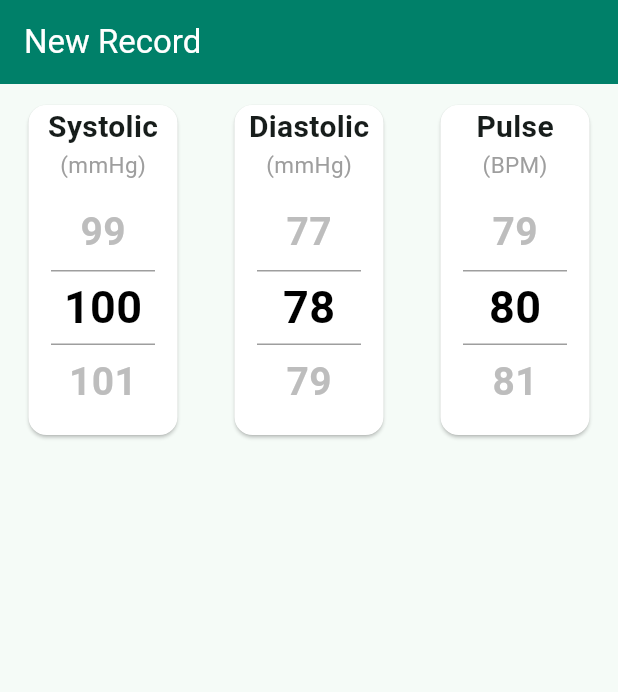
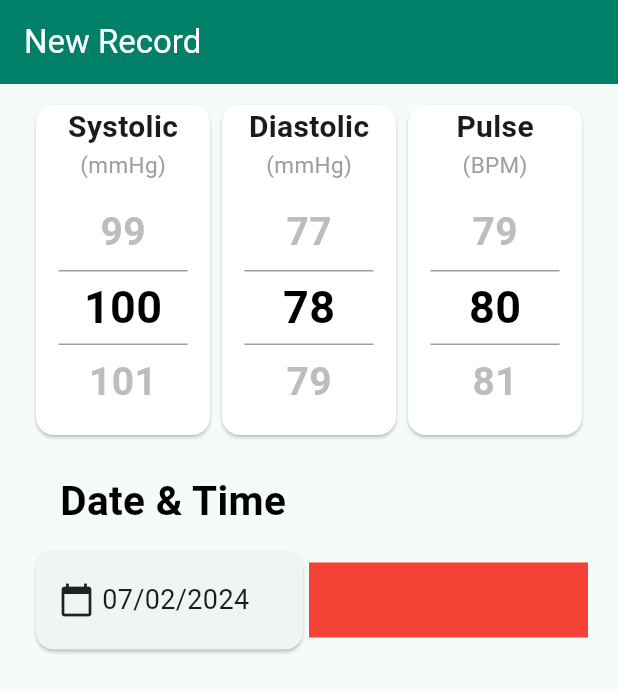
Before and after one commit to tortamque/Bloodque, a Flutter app: the screen it shows after launch, on a phone screen of 412 x 824 dp. Shown: the top 692 px of the screen. Run offline on Flutter 3.47's test engine with Material 3 defaults, Android fonts, the phone set to English and light mode, and no system bars; drawn by our look-alikes of numberpicker.

Commit message:
Create datepicker

```diff
--- a/lib/features/indicators_record/presentation/pages/indicators_record_page.dart
+++ b/lib/features/indicators_record/presentation/pages/indicators_record_page.dart
@@ -1,4 +1,5 @@
 import 'package:bloodque/core/shared/presentation/widgets/custom_app_bar.dart';
+import 'package:bloodque/features/indicators_record/presentation/widgets/date_picker/custom_date_picker.dart';
 import 'package:bloodque/features/indicators_record/presentation/widgets/record_picker/record_picker.dart';
 import 'package:flutter/material.dart';
 
@@ -8,10 +9,26 @@ class IndicatorsRecordPage extends StatelessWidget {
   @override
   Widget build(BuildContext context) => Scaffold(
     appBar: const CustomAppBar(title: 'New Record'),
-    body: Column(
-      children: [
-        _RecordPickers(),
-      ],
+    body: Padding(
+      padding: const EdgeInsets.symmetric(horizontal: 20),
+      child: Column(
+        children: [
+          _RecordPickers(),
+          _DateText(),
+
+          Row(
+            children: [
+              const CustomDatePicker(),
+              Expanded(
+                child: Container(
+                  height: 50,
+                  color: Colors.red,
+                ),
+              ),
+            ],
+          )
+        ],
+      ),
     )
   );
 }
@@ -49,3 +66,23 @@ class _RecordPickers extends StatelessWidget {
     ),
   );
 }
+
+class _DateText extends StatelessWidget {
+  const _DateText();
+
+  @override
+  Widget build(BuildContext context) => const Padding(
+    padding: EdgeInsets.symmetric(vertical: 10, horizontal: 20),
+    child: Align(
+      alignment: Alignment.centerLeft,
+      child: Text(
+        'Date & Time',
+        style: TextStyle(
+          color: Colors.black,
+          fontSize: 27,
+          fontWeight: FontWeight.bold,
+        ),
+      ),
+    ),
+  );
+}
--- /dev/null
+++ b/lib/features/indicators_record/presentation/widgets/date_picker/custom_date_picker.dart
@@ -0,0 +1,57 @@
+import 'package:flutter/material.dart';
+import 'package:intl/intl.dart';
+
+class CustomDatePicker extends StatefulWidget {
+  const CustomDatePicker({super.key});
+
+  @override
+  State<CustomDatePicker> createState() => _CustomDatePickerState();
+}
+
+class _CustomDatePickerState extends State<CustomDatePicker> {
+  DateTime _selectedDate = DateTime.now();
+
+  void _pickDate(){
+    showDatePicker(
+      context: context,
+      initialDate: _selectedDate,
+      firstDate: DateTime(DateTime.now().year - 2),
+      lastDate: DateTime(DateTime.now().year + 1),
+    ).then((value) {
+      setState(() => _selectedDate = value ?? _selectedDate);
+    });
+  }
+
+  @override
+  Widget build(BuildContext context) => Expanded(
+    child: GestureDetector(
+      onTap: () => _pickDate(),
+      child: Card(
+        child: Padding(
+          padding: const EdgeInsets.symmetric(vertical: 20, horizontal: 15),
+          child: Row(
+            children: [
+              const Icon(Icons.calendar_today),
+              const SizedBox(width: 5),
+              _DateText(selectedDate: _selectedDate),
+            ],
+          ),
+        ),
+      ),
+    ),
+  );
+}
+
+class _DateText extends StatelessWidget {
+  const _DateText({required this.selectedDate});
+
+  final DateTime selectedDate;
+
+  @override
+  Widget build(BuildContext context) => Text(
+    DateFormat('dd/MM/yyyy').format(selectedDate),
+    style: const TextStyle(
+      fontSize: 18,
+    ),
+  );
+}
--- a/lib/features/indicators_record/presentation/widgets/record_picker/record_picker.dart
+++ b/lib/features/indicators_record/presentation/widgets/record_picker/record_picker.dart
@@ -12,8 +12,6 @@ class RecordPicker extends StatelessWidget {
 
   @override
   Widget build(BuildContext context) => Expanded(
-    child: Padding(
-      padding: const EdgeInsets.symmetric(horizontal: 15),
     child: SizedBox(
       child: Card(
         color: Colors.white,
@@ -29,7 +27,6 @@ class RecordPicker extends StatelessWidget {
           ],
         ),
       ),
-      )
     ),
   );
 }
```
Lines whose indentation alone changed are shown as unchanged.
